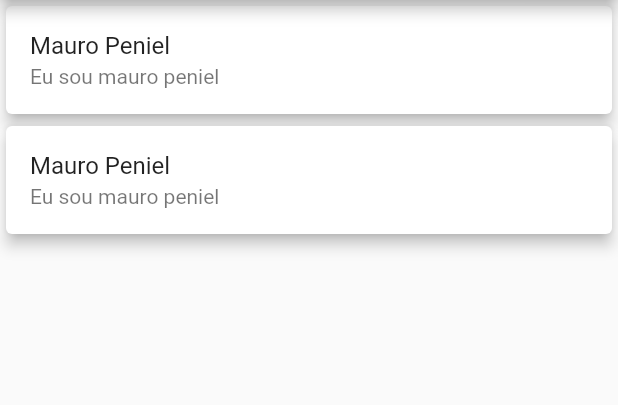
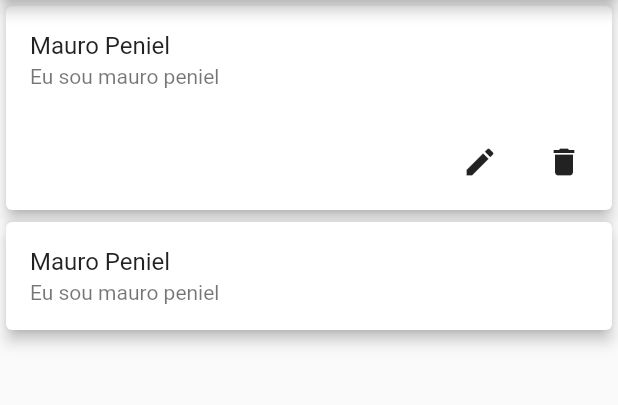
Before and after one commit to restenPiz/Event_app, a Flutter app: the screen it shows after launch, on a phone screen of 412 x 824 dp, the part 84-489 px from its top. Run offline on Flutter 3.47's test engine with Material 2 defaults, Android fonts, the phone set to English and light mode, and no system bars.

Commit message:
Add some buttons to validate the function

```diff
--- a/event_app/lib/screens/index.dart
+++ b/event_app/lib/screens/index.dart
@@ -28,6 +28,22 @@ class index extends StatelessWidget {
                       title: Text('Mauro Peniel'),
                       subtitle: Text('Eu sou mauro peniel'),
                     ),
+                    ButtonBar(
+                        children: [
+                          IconButton(
+                            icon: Icon(Icons.edit),
+                            onPressed: () {
+
+                            },
+                          ),
+                          IconButton(
+                            icon: Icon(Icons.delete),
+                            onPressed: () {
+
+                            },
+                          ),
+                        ],
+                      ),
                   ],
                 ),
               ),
```
